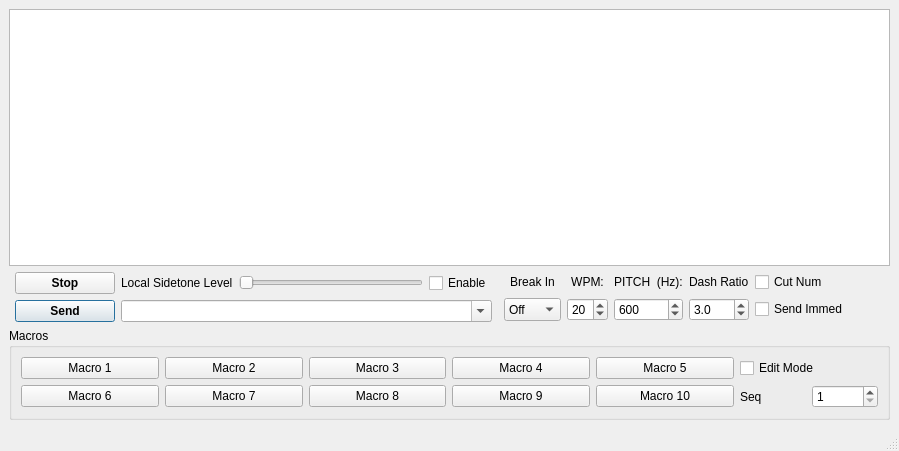
Above: cwsender.ui from adecarolis/wfweb before the change. Below: the same form after it.
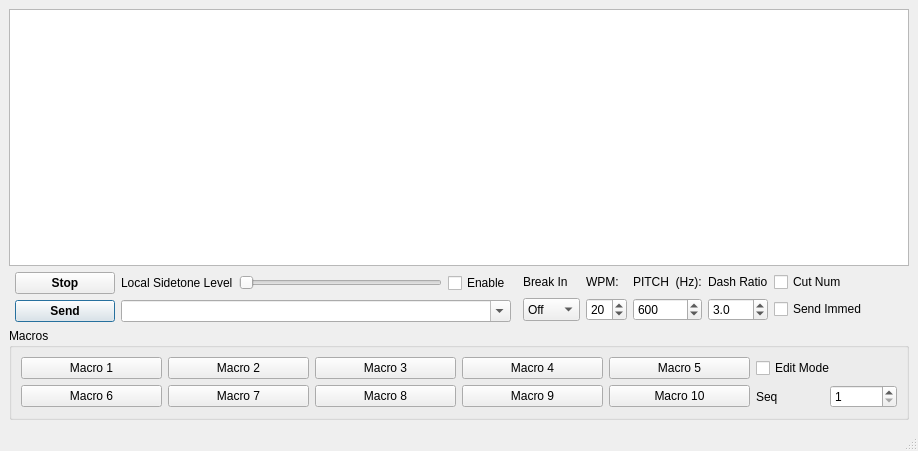
That is the form after the change.

Commit message:
Attempt at fixing the tooltips.
For whatever reason, any UI elemnent without a tooltip gets the tooltip
from the SEND button, which is not ideal... wish we could disable it for
labels.

What changed in the file:
```diff
--- a/cwsender.ui
+++ b/cwsender.ui
@@ -6,7 +6,7 @@
    <rect>
     <x>0</x>
     <y>0</y>
-    <width>835</width>
+    <width>918</width>
     <height>451</height>
    </rect>
   </property>
@@ -313,7 +313,7 @@
     <item row="1" column="3" colspan="2">
      <layout class="QGridLayout" name="gridLayout_3">
       <property name="sizeConstraint">
-       <enum>QLayout::SizeConstraint::SetMinimumSize</enum>
+       <enum>QLayout::SetDefaultConstraint</enum>
       </property>
       <item row="3" column="0">
        <widget class="QComboBox" name="breakinCombo">
@@ -348,9 +348,6 @@
         <property name="text">
          <string>PITCH  (Hz):</string>
         </property>
-        <property name="alignment">
-         <set>Qt::AlignmentFlag::AlignCenter</set>
-        </property>
        </widget>
       </item>
       <item row="1" column="1">
@@ -358,9 +355,6 @@
         <property name="text">
          <string>WPM:</string>
         </property>
-        <property name="alignment">
-         <set>Qt::AlignmentFlag::AlignCenter</set>
-        </property>
        </widget>
       </item>
       <item row="3" column="2">
@@ -390,9 +384,6 @@
         <property name="text">
          <string>Break In</string>
         </property>
-        <property name="alignment">
-         <set>Qt::AlignmentFlag::AlignCenter</set>
-        </property>
        </widget>
       </item>
       <item row="3" column="3">
```
Left out of the diff: 43 changed lines with no effect on the pictures.
